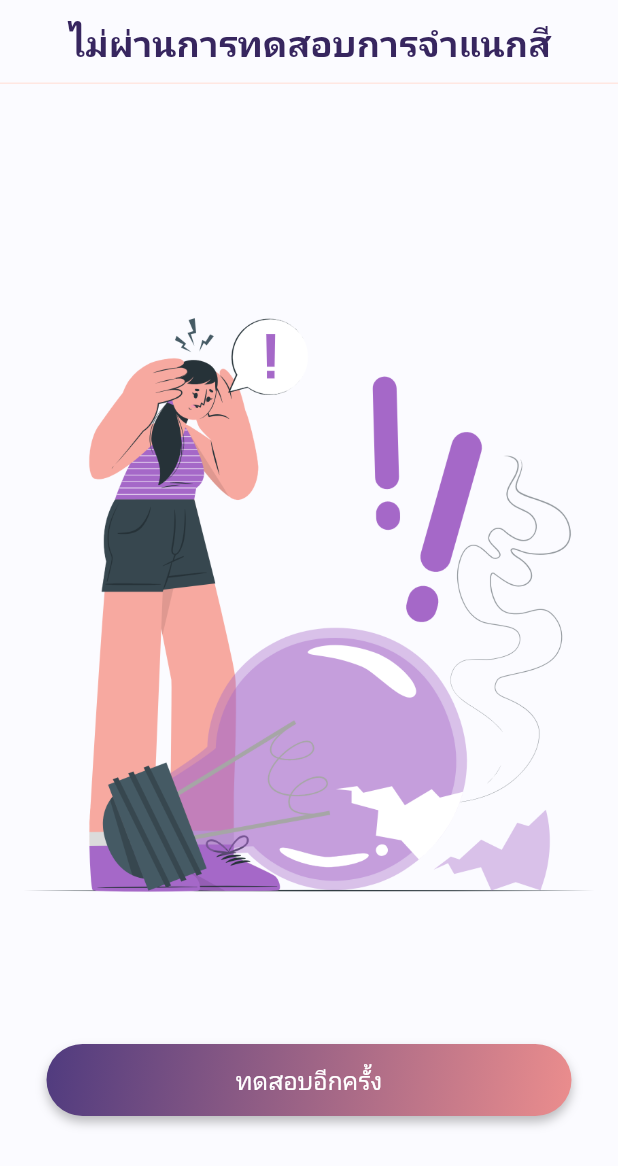
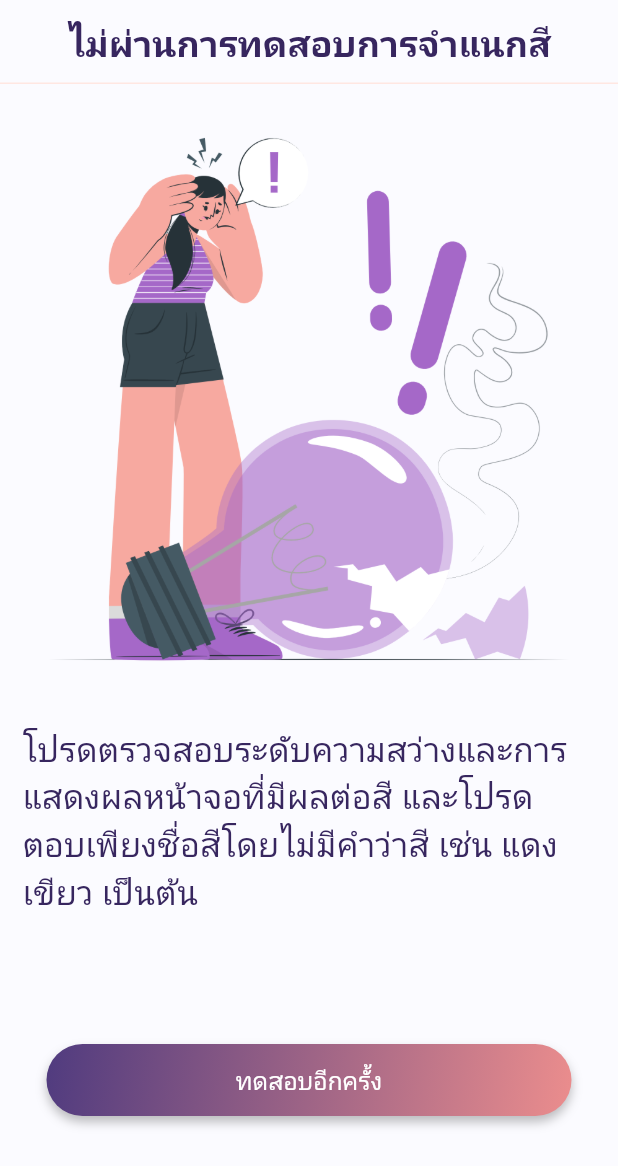
Before and after one commit to anpdgr/SpeechStroop, a Flutter app: the FailColorTestScreen screen opened by its route, on a phone screen of 412 x 824 dp. Shown: the top 1166 px of the screen. Run offline on Flutter 3.47's test engine with Material 2 defaults, Android fonts, the light colour scheme and no system bars; our stand-ins replace animated_text_kit, avatar_glow, logger, permission_handler, speech_to_text, tuple; missing offline and left inert: buddhist_datetime_dateformat, mongo_dart; accounts and stored records are empty; Roboto replaces fonts that are missing (BaiJamjuree).

Commit message:
feat(precon): add more description for precondition test

```diff
--- a/speech_stroop/lib/screens/precondition_test/color_test/fail_color_test.dart
+++ b/speech_stroop/lib/screens/precondition_test/color_test/fail_color_test.dart
@@ -3,6 +3,8 @@ import 'package:flutter/services.dart';
 import 'package:speech_stroop/components/appbar.dart';
 import 'package:speech_stroop/components/button/primary_button.dart';
 import 'package:speech_stroop/screens/precondition_test/color_test/color_test.dart';
+
+import '../../../theme.dart';
 
 class FailColorTestScreen extends StatefulWidget {
   const FailColorTestScreen({Key key}) : super(key: key);
@@ -35,6 +37,13 @@ class _FailColorTestState extends State<FailColorTestScreen> {
               ),
             ),
             Padding(
+              padding: const EdgeInsets.all(15.0),
+              child: Text(
+                'โปรดตรวจสอบระดับความสว่างและการแสดงผลหน้าจอที่มีผลต่อสี และโปรดตอบเพียงชื่อสีโดยไม่มีคำว่าสี เช่น แดง เขียว เป็นต้น',
+                style: textTheme().titleLarge,
+              ),
+            ),
+            Padding(
               padding: const EdgeInsetsDirectional.fromSTEB(0, 50, 0, 80),
               child: PrimaryButton('ทดสอบอีกครั้ง', () {
                 Navigator.pushNamed(context, ColorTestScreen.routeName);
--- a/speech_stroop/lib/screens/precondition_test/introduction.dart
+++ b/speech_stroop/lib/screens/precondition_test/introduction.dart
@@ -30,7 +30,7 @@ class _IntroductionState extends State<IntroductionScreen> {
             children: [
               const SizedBox(height: 30),
               Text(
-                'แบบทดสอบนี้ทำขึ้นเพื่อให้มั่นใจว่าคุณสามารถที่จะทำแบบทดสอบ Stroop test ได้อย่างไม่มีเงื่อนไขใด ๆ โดยเป็นการทำเพียงครั้งเดียวหลังการสมัครสมาชิกและจำเป็นต้องให้อนุญาตการเข้าถึงไมโครโฟน  หากต้องการทำแบบทดสอบอีกครั้งสามารถเลือกทำได้ในหน้าโปรไฟล์',
+                'แบบทดสอบนี้ทำขึ้นเพื่อให้มั่นใจว่าคุณสามารถที่จะทำแบบทดสอบ Stroop test ได้อย่างไม่มีเงื่อนไขใด ๆ โดยเป็นการทำเพียงครั้งเดียวหลังการสมัครสมาชิก หากต้องการทำแบบทดสอบอีกครั้งสามารถเลือกทำได้ในหน้าโปรไฟล์ \nซึ่งการเตรียมความพร้อมก่อนการทดสอบ Stroop test จะประกอบไปด้วยการทดสอบที่จำเป็นต้องให้อนุญาตการเข้าถึงไมโครโฟน และใช้เสียงพูดในการตอบ ซึ่งผู้ทดสอบจะต้องตอบเพียงชื่อสีโดยไม่มีคำว่า สี เช่น แดง เขียว เป็นต้น',
                 style: textTheme().bodyLarge.apply(color: Colors.black),
               ),
               const SizedBox(height: 50),
```
